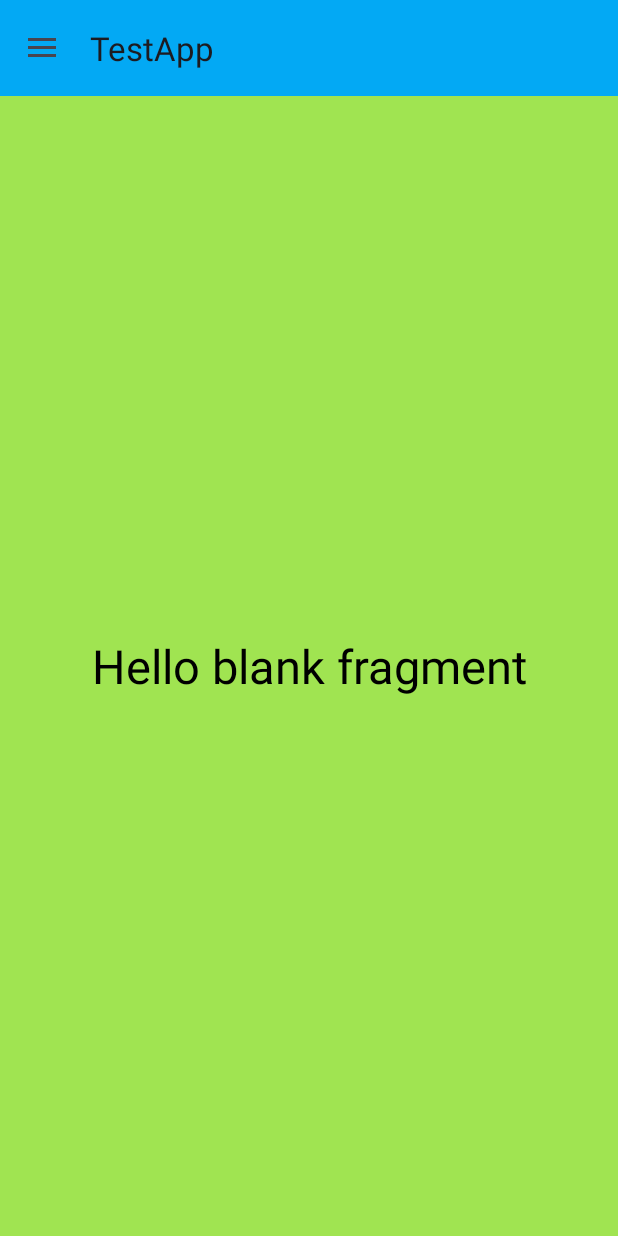
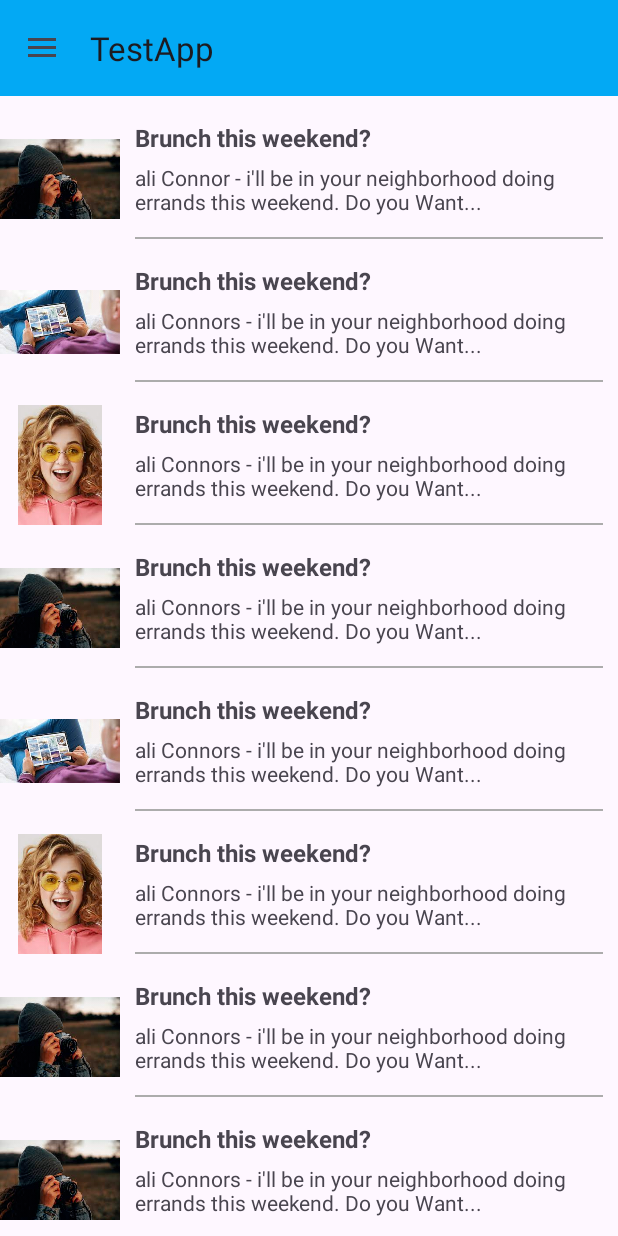
Before and after one commit to PanchalAnsh/TestApp, an Android app: the InboxMailFragment screen opened directly, with no data from a screen before it, on a phone screen of 412 x 824 dp. Run offline under Robolectric (Android 15) with nearby library versions, the phone set to English and light mode, and no system bars.

Commit message:
Recycler view Complete

```diff
--- /dev/null
+++ b/app/src/main/java/com/example/testapp/Adapter/InboxAdapter.java
@@ -0,0 +1,58 @@
+package com.example.testapp.Adapter;
+
+import android.content.Context;
+import android.view.LayoutInflater;
+import android.view.View;
+import android.view.ViewGroup;
+import android.widget.ImageView;
+import android.widget.TextView;
+
+import androidx.annotation.NonNull;
+import androidx.recyclerview.widget.RecyclerView;
+
+import com.example.testapp.InboxModel;
+import com.example.testapp.R;
+
+import java.util.ArrayList;
+
+public class InboxAdapter extends RecyclerView.Adapter<InboxAdapter.viewholder> {
+
+    Context context;
+    ArrayList<InboxModel> arrayList = new ArrayList<>();
+
+    public InboxAdapter(Context context, ArrayList<InboxModel> arrayList) {
+        this.context = context;
+        this.arrayList = arrayList;
+    }
+
+    @NonNull
+    @Override
+    public InboxAdapter.viewholder onCreateViewHolder(@NonNull ViewGroup parent, int viewType) {
+        return new viewholder(LayoutInflater.from(context).inflate(R.layout.inbox_row,parent,false));
+    }
+
+    @Override
+    public void onBindViewHolder(@NonNull InboxAdapter.viewholder holder, int position) {
+        holder.imageView.setImageResource(arrayList.get(position).getImg());
+        holder.txtshrotmsg.setText(arrayList.get(position).getShortmsg());
+        holder.txtmsg.setText(arrayList.get(position).getMsg());
+    }
+
+    @Override
+    public int getItemCount() {
+        return arrayList.size();
+    }
+
+    public class viewholder extends RecyclerView.ViewHolder {
+
+        TextView txtshrotmsg,txtmsg;
+        ImageView imageView;
+        public viewholder(@NonNull View itemView) {
+            super(itemView);
+
+            txtshrotmsg = itemView.findViewById(R.id.txtshrotmasg);
+            txtmsg = itemView.findViewById(R.id.txtmsg);
+            imageView = itemView.findViewById(R.id.img);
+        }
+    }
+}
--- a/app/src/main/java/com/example/testapp/Fragment/InboxMailFragment.java
+++ b/app/src/main/java/com/example/testapp/Fragment/InboxMailFragment.java
@@ -3,64 +3,44 @@ package com.example.testapp.Fragment;
 import android.os.Bundle;
 
 import androidx.fragment.app.Fragment;
+import androidx.recyclerview.widget.LinearLayoutManager;
+import androidx.recyclerview.widget.RecyclerView;
 
 import android.view.LayoutInflater;
 import android.view.View;
 import android.view.ViewGroup;
 
+import com.example.testapp.Adapter.InboxAdapter;
+import com.example.testapp.InboxModel;
 import com.example.testapp.R;
 
-/**
- * A simple {@link Fragment} subclass.
- * Use the {@link InboxMailFragment#newInstance} factory method to
- * create an instance of this fragment.
- */
+import java.util.ArrayList;
 public class InboxMailFragment extends Fragment {
 
-    // TODO: Rename parameter arguments, choose names that match
-    // the fragment initialization parameters, e.g. ARG_ITEM_NUMBER
-    private static final String ARG_PARAM1 = "param1";
-    private static final String ARG_PARAM2 = "param2";
-
-    // TODO: Rename and change types of parameters
-    private String mParam1;
-    private String mParam2;
-
-    public InboxMailFragment() {
-        // Required empty public constructor
-    }
-
-    /**
-     * Use this factory method to create a new instance of
-     * this fragment using the provided parameters.
-     *
-     * @param param1 Parameter 1.
-     * @param param2 Parameter 2.
-     * @return A new instance of fragment InboxMailFragment.
-     */
-    // TODO: Rename and change types and number of parameters
-    public static InboxMailFragment newInstance(String param1, String param2) {
-        InboxMailFragment fragment = new InboxMailFragment();
-        Bundle args = new Bundle();
-        args.putString(ARG_PARAM1, param1);
-        args.putString(ARG_PARAM2, param2);
-        fragment.setArguments(args);
-        return fragment;
-    }
-
-    @Override
-    public void onCreate(Bundle savedInstanceState) {
-        super.onCreate(savedInstanceState);
-        if (getArguments() != null) {
-            mParam1 = getArguments().getString(ARG_PARAM1);
-            mParam2 = getArguments().getString(ARG_PARAM2);
-        }
-    }
-
+    RecyclerView recyclerView;
+    InboxAdapter inboxAdapter;
+    ArrayList<InboxModel> arrayList = new ArrayList<>();
     @Override
     public View onCreateView(LayoutInflater inflater, ViewGroup container,
                              Bundle savedInstanceState) {
         // Inflate the layout for this fragment
-        return inflater.inflate(R.layout.fragment_inbox_mail, container, false);
+        View view = inflater.inflate(R.layout.fragment_inbox_mail, container, false);
+
+        recyclerView = view.findViewById(R.id.inboxrecycler);
+        recyclerView.setLayoutManager(new LinearLayoutManager(getContext()));
+
+        arrayList.add(new InboxModel(R.drawable.one,"Brunch this weekend?","ali Connor - i'll be in your neighborhood doing errands this weekend. Do you Want..."));
+        arrayList.add(new InboxModel(R.drawable.two,"Brunch this weekend?","ali Connors - i'll be in your neighborhood doing errands this weekend. Do you Want..."));
+        arrayList.add(new InboxModel(R.drawable.three,"Brunch this weekend?","ali Connors - i'll be in your neighborhood doing errands this weekend. Do you Want..."));
+        arrayList.add(new InboxModel(R.drawable.one,"Brunch this weekend?","ali Connors - i'll be in your neighborhood doing errands this weekend. Do you Want..."));
+        arrayList.add(new InboxModel(R.drawable.two,"Brunch this weekend?","ali Connors - i'll be in your neighborhood doing errands this weekend. Do you Want..."));
+        arrayList.add(new InboxModel(R.drawable.three,"Brunch this weekend?","ali Connors - i'll be in your neighborhood doing errands this weekend. Do you Want..."));
+        arrayList.add(new InboxModel(R.drawable.one,"Brunch this weekend?","ali Connors - i'll be in your neighborhood doing errands this weekend. Do you Want..."));
+        arrayList.add(new InboxModel(R.drawable.one,"Brunch this weekend?","ali Connors - i'll be in your neighborhood doing errands this weekend. Do you Want..."));
+        arrayList.add(new InboxModel(R.drawable.one,"Brunch this weekend?","ali Connors - i'll be in your neighborhood doing errands this weekend. Do you Want..."));
+
+        inboxAdapter = new InboxAdapter(getContext(),arrayList);
+        recyclerView.setAdapter(inboxAdapter);
+        return view;
     }
 }
--- /dev/null
+++ b/app/src/main/java/com/example/testapp/InboxModel.java
@@ -0,0 +1,25 @@
+package com.example.testapp;
+
+public class InboxModel {
+    int img;
+    String shortmsg;
+    String msg;
+
+    public InboxModel(int img, String shortmsg, String msg) {
+        this.img = img;
+        this.shortmsg = shortmsg;
+        this.msg = msg;
+    }
+
+    public int getImg() {
+        return img;
+    }
+
+    public String getShortmsg() {
+        return shortmsg;
+    }
+
+    public String getMsg() {
+        return msg;
+    }
+}
--- a/app/src/main/java/com/example/testapp/MainActivity.java
+++ b/app/src/main/java/com/example/testapp/MainActivity.java
@@ -11,5 +11,6 @@ public class MainActivity extends AppCompatActivity {
         super.onCreate(savedInstanceState);
         setContentView(R.layout.activity_main);
 
+
     }
 }
--- a/app/src/main/res/layout/fragment_inbox_mail.xml
+++ b/app/src/main/res/layout/fragment_inbox_mail.xml
@@ -5,14 +5,9 @@
     android:layout_height="match_parent"
     tools:context=".Fragment.InboxMailFragment">
 
-    <!-- TODO: Update blank fragment layout -->
-    <TextView
+    <androidx.recyclerview.widget.RecyclerView
+        android:id="@+id/inboxrecycler"
         android:layout_width="match_parent"
-        android:layout_height="match_parent"
-        android:text="@string/hello_blank_fragment"
-        android:gravity="center"
-        android:textSize="@dimen/_24sdp"
-        android:textColor="@color/black"
-        android:background="#A0E451"/>
+        android:layout_height="wrap_content"/>
 
 </FrameLayout>
--- /dev/null
+++ b/app/src/main/res/layout/inbox_row.xml
@@ -0,0 +1,46 @@
+<?xml version="1.0" encoding="utf-8"?>
+<LinearLayout xmlns:android="http://schemas.android.com/apk/res/android"
+    android:layout_width="match_parent"
+    android:layout_height="wrap_content"
+    xmlns:app="http://schemas.android.com/apk/res-auto"
+    android:orientation="horizontal"
+    android:layout_marginTop="15dp">
+
+    <ImageView
+        android:id="@+id/img"
+        android:layout_width="80dp"
+        android:layout_height="80dp"
+        android:src="@drawable/one"/>
+
+    <LinearLayout
+        android:layout_width="match_parent"
+        android:layout_height="match_parent"
+        android:orientation="vertical"
+        android:layout_marginStart="10dp"
+        android:layout_marginEnd="10dp">
+
+        <TextView
+            android:id="@+id/txtshrotmasg"
+            android:layout_width="match_parent"
+            android:layout_height="wrap_content"
+            android:layout_weight="1"
+            android:gravity="center_vertical"
+            android:textStyle="bold"
+            android:textSize="16dp"
+            android:text="Jay Parsana"/>
+
+        <TextView
+            android:id="@+id/txtmsg"
+            android:layout_width="match_parent"
+            android:layout_height="wrap_content"
+            android:layout_weight="2"
+            android:gravity="center_vertical"/>
+
+        <View
+            android:layout_width="match_parent"
+            android:layout_height="1dp"
+            android:background="#ACACAC"
+            android:layout_marginTop="10dp"/>
+
+    </LinearLayout>
+</LinearLayout>
```
Also changed, not shown: app/src/main/res/drawable/one.png (added), app/src/main/res/drawable/three.png (added), app/src/main/res/drawable/two.png (added).
